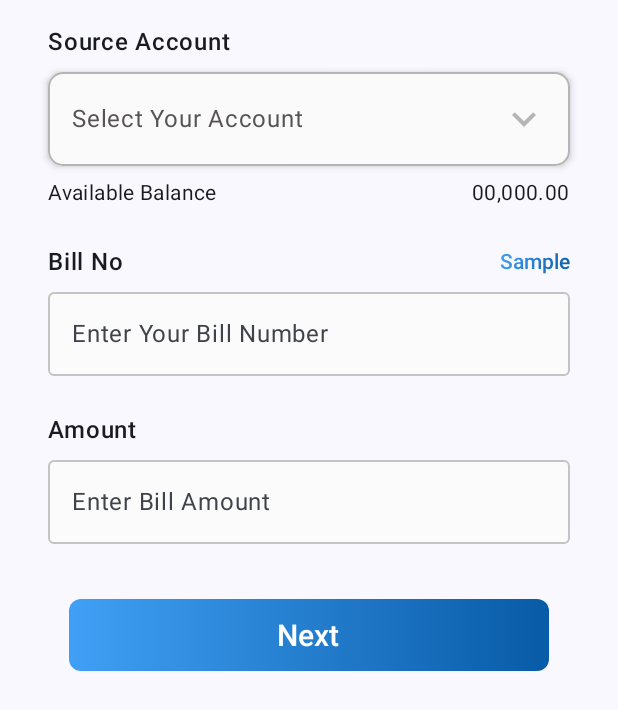
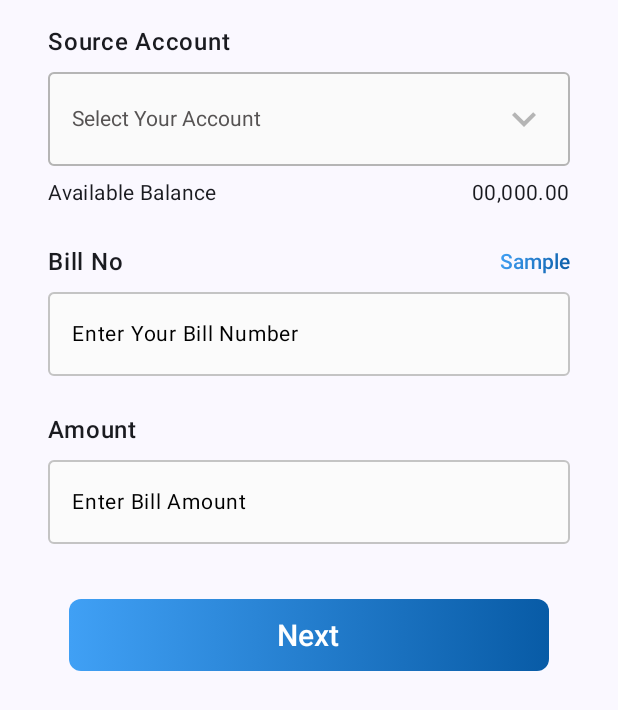
Before and after one commit to shimul53/RegistrationUI, an Android app built with Jetpack Compose: the composable BillPaymentContent shown on its own in the app's theme, on a phone screen of 412 x 824 dp. Shown: the top 710 px of the screen. Run offline under Robolectric (Android 15) with nearby library versions, the phone set to English and light mode, and no system bars; our stand-ins replace accompanist; pictures from the network do not load; Roboto replaces fonts that are not available here.

Commit message:
ui modification

```diff
--- a/app/src/main/java/com/example/registrationui/billsPay/BillPaymentScreen.kt
+++ b/app/src/main/java/com/example/registrationui/billsPay/BillPaymentScreen.kt
@@ -57,6 +57,7 @@ import androidx.compose.ui.graphics.Brush
 import androidx.compose.ui.graphics.Color
 import androidx.compose.ui.platform.LocalContext
 import androidx.compose.ui.res.painterResource
+import androidx.compose.ui.text.TextStyle
 import androidx.compose.ui.text.font.FontWeight
 import androidx.compose.ui.text.style.TextAlign
 import androidx.compose.ui.unit.dp
@@ -194,7 +195,7 @@ fun BillPaymentContent(modifier: Modifier = Modifier,navController: NavHostContr
                 .fillMaxWidth()
                 .padding(start = 16.dp, end = 16.dp),
             value = billNumberState.value, onValueChange = { billNumberState.value = it },
-            placeholder = { Text(text = "Enter Your Bill Number" )},
+            placeholder = { Text(text = "Enter Your Bill Number", color = Color.Black, fontSize = 14.sp )},
             singleLine = true,
             colors = TextFieldDefaults.outlinedTextFieldColors(
                 focusedBorderColor = Color(0xFF014C8F),
@@ -224,7 +225,7 @@ fun BillPaymentContent(modifier: Modifier = Modifier,navController: NavHostContr
                 .fillMaxWidth()
                 .padding(start = 16.dp, end = 16.dp),
             value = billAmountState.value, onValueChange = { billAmountState.value = it },
-            placeholder = { Text(text = "Enter Bill Amount" )},
+            placeholder = { Text(text = "Enter Bill Amount" , color = Color.Black, fontSize = 14.sp)},
             singleLine = true,
             colors = TextFieldDefaults.outlinedTextFieldColors(
                 focusedBorderColor = Color(0xFF014C8F),
@@ -290,9 +291,8 @@ fun AccountDropdown() {
 
     // Surface to hold the dropdown and apply styles
     Surface(
-        shape = RoundedCornerShape(10.dp),
+        shape = RoundedCornerShape(4.dp),
         color = Color(0xfffafafa),
-        shadowElevation = 3.dp,
         modifier = Modifier
             .padding(start = 16.dp, end = 16.dp)
             .fillMaxWidth(),
@@ -312,6 +312,7 @@ fun AccountDropdown() {
             ) {
                 // TextField for showing the selected account with trailing icon
                 TextField(
+                    textStyle = TextStyle( fontSize = 14.sp),
                     modifier = Modifier
                         .menuAnchor()
                         .fillMaxWidth()
@@ -357,7 +358,7 @@ fun AccountDropdown() {
                             content = {
                                 Text(
                                     account,
-                                    color = Color.Black, // Customize text color
+                                    color = Color.Black,fontSize = 14.sp // Customize text color
                                 )
                             },
                             onClick = {
```
